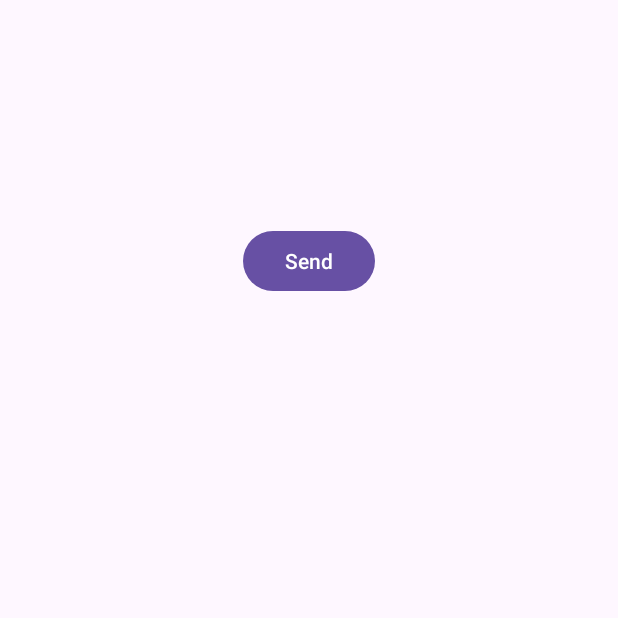
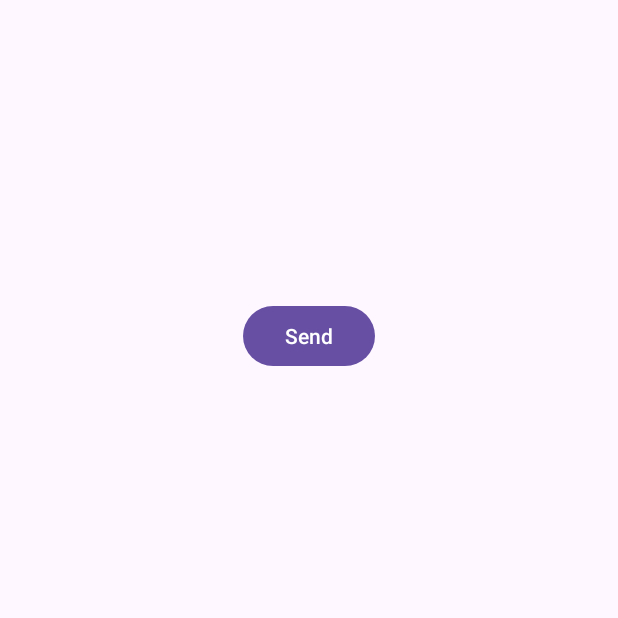
Before and after one commit to almuheetu/viewModel-practice-project, an Android app: the screen it shows after launch (MainActivity), on a phone screen of 412 x 824 dp, the top half of it. Run offline under Robolectric (Android 15) with nearby library versions, the phone set to English and light mode, and no system bars.

Commit message:
mainActivity xml design fixing

```diff
--- a/app/src/main/res/layout/activity_main.xml
+++ b/app/src/main/res/layout/activity_main.xml
@@ -11,7 +11,7 @@
         android:id="@+id/send_btn"
         android:layout_width="wrap_content"
         android:layout_height="wrap_content"
-        android:layout_marginTop="150dp"
+        android:layout_marginTop="200dp"
         android:text="Send"
         app:layout_constraintEnd_toEndOf="parent"
         app:layout_constraintStart_toStartOf="parent"
@@ -22,9 +22,10 @@
         android:layout_width="match_parent"
         android:layout_height="wrap_content"
         android:textAlignment="center"
-        app:layout_constraintBottom_toBottomOf="parent"
+        android:textSize="24sp"
+        android:layout_marginTop="250dp"
         app:layout_constraintEnd_toEndOf="parent"
         app:layout_constraintStart_toStartOf="parent"
-        app:layout_constraintTop_toTopOf="parent" />
+       app:layout_constraintTop_toBottomOf="@+id/send_btn" />
 
 </androidx.constraintlayout.widget.ConstraintLayout>
```
